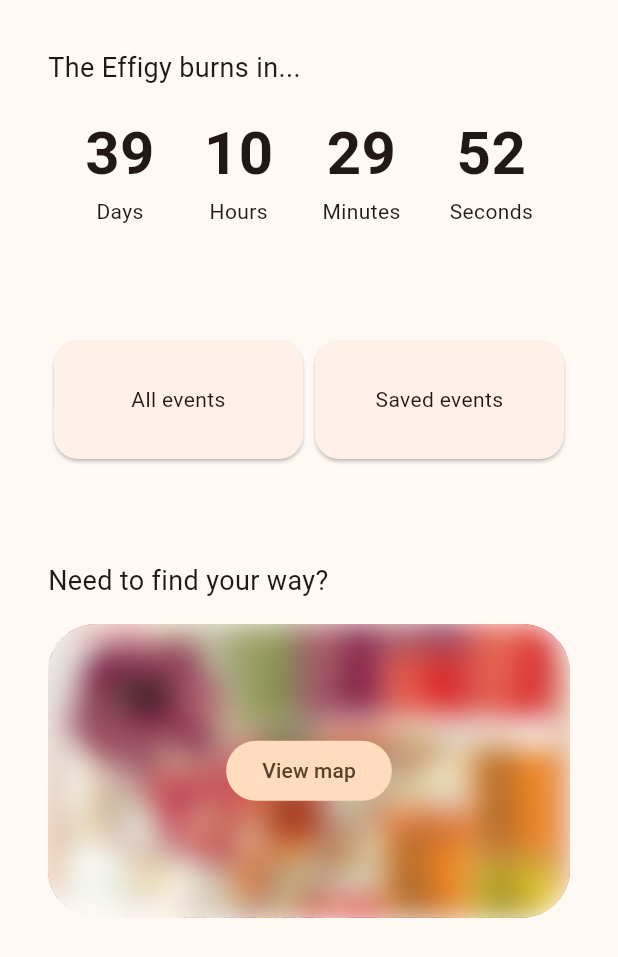
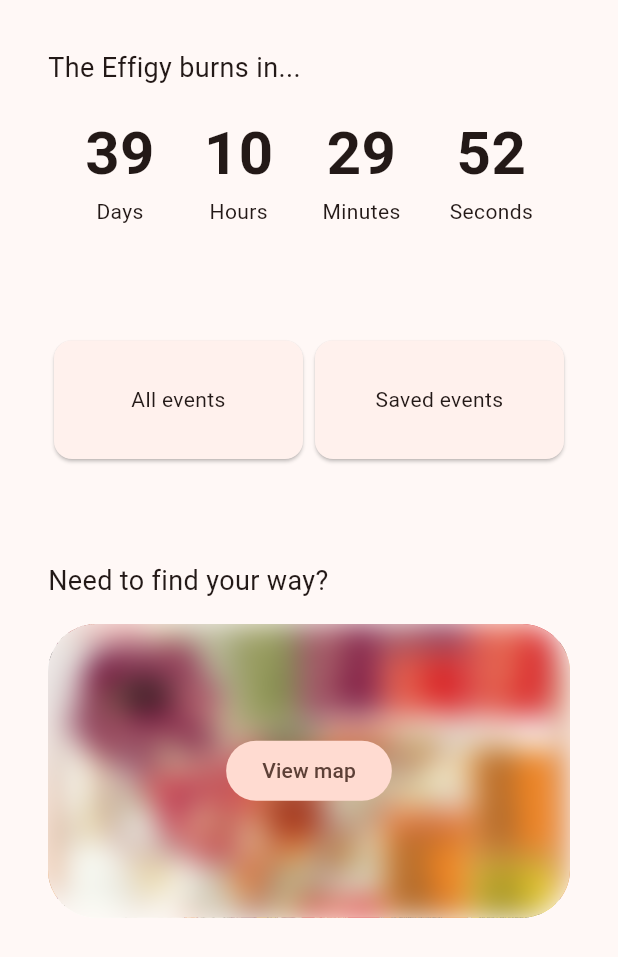
Before and after one commit to MikeyStewart/catalyst-flutter, a Flutter app: the screen it shows after launch, on a phone screen of 412 x 824 dp. Shown: the top 957 px of the screen. Run offline on Flutter 3.47's test engine with Material 3 defaults, Android fonts, the phone set to English and light mode, and no system bars; our stand-ins replace carousel_slider.

Commit message:
fix rendering

```diff
--- /dev/null
+++ b/devtools_options.yaml
@@ -0,0 +1 @@
+extensions:
--- a/lib/components/countdown.dart
+++ b/lib/components/countdown.dart
@@ -92,7 +92,8 @@ class CountDownItem extends StatelessWidget {
         children: [
           Text(value,
               style: TextStyle(fontWeight: FontWeight.bold, fontSize: 40)),
-          Text(label),
+          Text(label,
+              style: TextStyle(fontWeight: FontWeight.normal, fontSize: 14)),
         ],
       ),
     );
--- a/lib/components/eventsection.dart
+++ b/lib/components/eventsection.dart
@@ -9,10 +9,6 @@ import 'package:flutter/rendering.dart';
 import '../data/event.dart';
 
 class EventSection extends StatelessWidget {
-  final List<Event> events;
-
-  EventSection({required this.events});
-
   @override
   Widget build(BuildContext context) {
     return Column(
@@ -26,13 +22,13 @@ class EventSection extends StatelessWidget {
               Expanded(
                 child: AspectRatio(
                   aspectRatio: 2 / 1,
-                  child: CategoryCard(category: 'All events', events: events),
+                  child: CategoryCard(category: 'All events'),
                 ),
               ),
               Expanded(
                 child: AspectRatio(
                   aspectRatio: 2 / 1,
-                  child: CategoryCard(category: 'Saved events', events: events),
+                  child: CategoryCard(category: 'Saved events'),
                 ),
               ),
             ],
@@ -44,10 +40,9 @@ class EventSection extends StatelessWidget {
 }
 
 class CategoryCard extends StatelessWidget {
-  final List<Event> events;
   final String category;
 
-  CategoryCard({required this.category, required this.events});
+  CategoryCard({required this.category});
 
   @override
   Widget build(BuildContext context) {
--- a/lib/main.dart
+++ b/lib/main.dart
@@ -1,159 +1,135 @@
-import 'dart:convert';
 
-import 'package:catalyst_flutter/screens/homepage.dart';
-import 'package:catalyst_flutter/screens/categorylist.dart';
-import 'package:catalyst_flutter/screens/eventslist.dart';
-import 'package:catalyst_flutter/screens/guidingprinciples.dart';
-import 'package:catalyst_flutter/screens/map.dart';
-import 'package:catalyst_flutter/screens/themecamps.dart';
+//
+// class LoadAssets extends StatelessWidget {
+//   @override
+//   Widget build(BuildContext context) {
+//     return FutureBuilder<String>(
+//         future: loadEvents(),
+//         builder: (context, snapshot) {
+//           if (snapshot.connectionState == ConnectionState.waiting) {
+//             return Center(
+//               child: CircularProgressIndicator(),
+//             );
+//           } else if (snapshot.hasError || snapshot.data == null) {
+//             return Text("Error: ${snapshot.error}");
+//           } else {
+//             final List<dynamic> eventListJson = jsonDecode(snapshot.data!);
+//             final List<Event> events =
+//                 eventListJson.map((json) => Event.fromJson(json)).toList();
+//
+//             return Container();
+//           }
+//         });
+//   }
+// }
+//
+
+import 'dart:io';
+
+import 'package:catalyst_flutter/components/map.dart';
 import 'package:flutter/material.dart';
-import 'data/event.dart';
+import 'package:path_provider/path_provider.dart';
+import 'package:provider/provider.dart';
+
+import 'components/countdown.dart';
+import 'components/eventsection.dart';
 
 void main() {
-  runApp(const CatalystApp());
+  runApp(MyApp());
 }
 
-class CatalystApp extends StatelessWidget {
-  const CatalystApp({super.key});
+class MyApp extends StatelessWidget {
+  const MyApp({super.key});
 
   @override
   Widget build(BuildContext context) {
-    return MaterialApp(
-      theme: ThemeData(
-        colorScheme: ColorScheme.fromSeed(seedColor: Colors.orange),
-        cardTheme: CardTheme(
-            shape: RoundedRectangleBorder(
-                borderRadius: BorderRadius.all(Radius.circular(16)))),
-        useMaterial3: true,
+    return ChangeNotifierProvider(
+      create: (context) => MyAppState(),
+      child: MaterialApp(
+        title: 'Catalyst',
+        theme: ThemeData(
+          useMaterial3: true,
+          colorScheme: ColorScheme.fromSeed(seedColor: Colors.deepOrange),
+        ),
+        home: MyHomePage(),
       ),
-      home: LoadAssets(),
     );
   }
 }
 
-class LoadAssets extends StatelessWidget {
-  @override
-  Widget build(BuildContext context) {
-    return FutureBuilder<String>(
-        future: loadEvents(),
-        builder: (context, snapshot) {
-          if (snapshot.connectionState == ConnectionState.waiting) {
-            return Center(
-              child: CircularProgressIndicator(),
-            );
-          } else if (snapshot.hasError || snapshot.data == null) {
-            return Text("Error: ${snapshot.error}");
-          } else {
-            final List<dynamic> eventListJson = jsonDecode(snapshot.data!);
-            final List<Event> events =
-                eventListJson.map((json) => Event.fromJson(json)).toList();
+class LocalStorage {
+  Future<String> get _localPath async {
+    final directory = await getApplicationDocumentsDirectory();
+    return directory.path;
+  }
 
-            return NavigationContainer(events: events);
-          }
-        });
+  Future<File> get _localFile async {
+    final path = await _localPath;
+    return File('$path/saved.txt');
+  }
+
+  Future<List<String>> readSaved() async {
+    try {
+      final file = await _localFile;
+      final contents = await file.readAsString();
+      return contents.split(',');
+    } catch (e) {
+      return List.empty();
+    }
+  }
+
+  Future<File> writeSaved(List<String> data) async {
+    final file = await _localFile;
+    return file.writeAsString(data.join(','));
   }
 }
 
-class NavigationContainer extends StatefulWidget {
-  final List<Event> events;
+class MyAppState extends ChangeNotifier {
+  var list = List.generate(20, (index) => 'Item $index');
+  final LocalStorage storage = LocalStorage();
+  var favorites = <String>[];
 
-  NavigationContainer({required this.events});
+  void setFavorites(List<String> initialFavorites) {
+    favorites = initialFavorites;
+    notifyListeners();
+  }
 
-  @override
-  State<NavigationContainer> createState() => _NavigationContainerState();
+  void toggleFavorite(String item) {
+    if (favorites.contains(item)) {
+      favorites.remove(item);
+    } else {
+      favorites.add(item);
+    }
+    storage.writeSaved(favorites);
+    notifyListeners();
+  }
 }
 
-class _NavigationContainerState extends State<NavigationContainer> {
-  static final GlobalKey<ScaffoldState> scaffoldKey =
-      GlobalKey<ScaffoldState>();
+class MyHomePage extends StatefulWidget {
+  @override
+  State<MyHomePage> createState() => _MyHomePageState();
+}
 
-  int selectedPageIndex = 0;
-
-  static void openDrawer() {
-    scaffoldKey.currentState!.openDrawer();
-  }
-
-  static void closeDrawer() {
-    scaffoldKey.currentState!.closeDrawer();
-  }
+class _MyHomePageState extends State<MyHomePage> {
+  var selectedIndex = 0;
 
   @override
   Widget build(BuildContext context) {
-    List<Widget> screens = <Widget>[
-      EventsList(widget.events),
-      EventsList(widget.events),
-      EventsList(widget.events),
-      ThemeCamps(openDrawer),
-      CategoryList(openDrawer),
-      Map(openDrawer),
-      GuidingPrinciples(openDrawer),
-    ];
+    var appState = context.watch<MyAppState>();
+    appState.storage.readSaved().then((value) => appState.setFavorites(value));
 
-    return Scaffold(
-        key: scaffoldKey,
-        drawer: NavigationDrawer(
-          onDestinationSelected: (int index) {
-            setState(() {
-              selectedPageIndex = index;
-            });
-            closeDrawer();
-          },
-          selectedIndex: selectedPageIndex,
+    return LayoutBuilder(builder: (context, constraints) {
+      return Scaffold(
+        body: ListView(
+          scrollDirection: Axis.vertical,
+          shrinkWrap: true,
           children: [
-            Align(
-              alignment: Alignment.centerLeft,
-              child: Padding(
-                padding: const EdgeInsets.fromLTRB(28, 16, 16, 0),
-                child: Image(
-                  width: 64,
-                  height: 64,
-                  image: AssetImage('assets/catalyst_logo.png'),
-                ),
-              ),
-            ),
-            Padding(
-              padding: const EdgeInsets.fromLTRB(28, 16, 16, 16),
-              child: Text(
-                'Catalyst: \nKiwiburn Guide',
-                style: Theme.of(context).textTheme.headlineMedium,
-              ),
-            ),
-            Padding(
-              padding: const EdgeInsets.fromLTRB(28, 0, 16, 32),
-              child: Text(
-                'What will spark your fire?',
-                style: Theme.of(context).textTheme.bodyMedium,
-              ),
-            ),
-            NavigationDrawerDestination(
-                icon: Icon(Icons.list), label: Text('All events')),
-            NavigationDrawerDestination(
-                icon: Icon(Icons.favorite), label: Text('Saved')),
-            NavigationDrawerDestination(
-                icon: Icon(Icons.access_time), label: Text('On now')),
-            const Padding(
-              padding: EdgeInsets.fromLTRB(28, 16, 28, 10),
-              child: Divider(),
-            ),
-            NavigationDrawerDestination(
-                icon: Icon(Icons.festival_outlined),
-                label: Text('Theme camps')),
-            NavigationDrawerDestination(
-              icon: Icon(Icons.category),
-              label: Text('Categories'),
-            ),
-            NavigationDrawerDestination(
-              icon: Icon(Icons.map_outlined),
-              label: Text('Map'),
-            ),
-            NavigationDrawerDestination(
-              icon: Icon(Icons.accessibility_new),
-              label: Text('Guiding principles'),
-            ),
+            CountDown(),
+            EventSection(),
+            Map(),
           ],
         ),
-        body: HomePage(events: widget.events,));
+      );
+    });
   }
 }
-
-// filter by on now (highlight 'on now' in event list), saved, categories
--- a/lib/screens/homepage.dart
+++ /dev/null
@@ -1,25 +0,0 @@
-import 'package:catalyst_flutter/components/countdown.dart';
-import 'package:catalyst_flutter/components/eventsection.dart';
-import 'package:catalyst_flutter/components/map.dart';
-import 'package:flutter/material.dart';
-
-import '../data/event.dart';
-
-class HomePage extends StatelessWidget {
-  final List<Event> events;
-
-  HomePage({required this.events});
-
-  @override
-  Widget build(BuildContext context) {
-    return ListView(
-      scrollDirection: Axis.vertical,
-      shrinkWrap: true,
-      children: [
-        CountDown(),
-        EventSection(events: this.events),
-        Map(),
-      ],
-    );
-  }
-}
--- a/pubspec.yaml
+++ b/pubspec.yaml
@@ -35,6 +35,8 @@ dependencies:
   animations: ^2.0.8
   chip_list: ^2.2.3+7
   carousel_slider: ^4.2.1
+  provider: ^6.0.0
+  path_provider: ^2.1.1
 
   # The following adds the Cupertino Icons font to your application.
   # Use with the CupertinoIcons class for iOS style icons.
```
Also changed, not shown: lib/screens/map.dart (deleted, +0 -32 lines), pubspec.lock, 7 other files.
